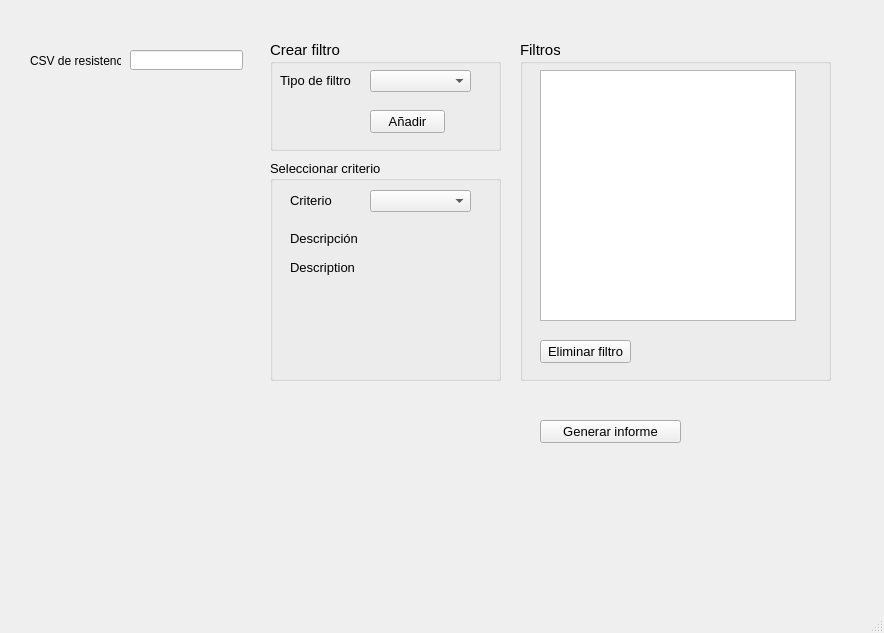
First picture: the form in src/gui/gui_components/main_window.ui, repository OmarKaempfer/sensibilidad-acumulada, before the edit.
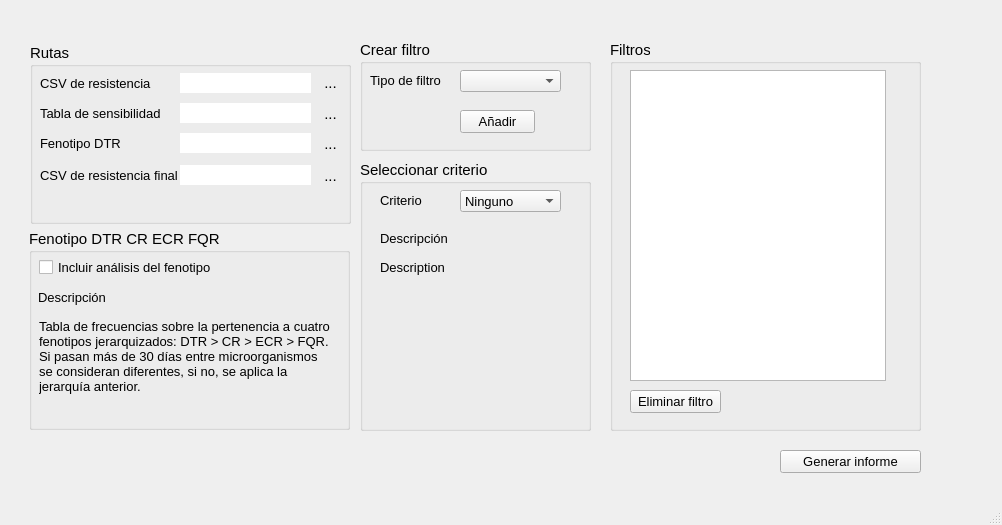
Second picture: the form after the edit.

Commit message: Add path input support

```diff
--- a/src/gui/gui_components/main_window.ui
+++ b/src/gui/gui_components/main_window.ui
@@ -6,41 +6,18 @@
    <rect>
     <x>0</x>
     <y>0</y>
-    <width>884</width>
-    <height>633</height>
+    <width>1002</width>
+    <height>525</height>
    </rect>
   </property>
   <property name="windowTitle">
    <string>MainWindow</string>
   </property>
   <widget class="QWidget" name="centralwidget">
-   <widget class="QLabel" name="label">
-    <property name="geometry">
-     <rect>
-      <x>30</x>
-      <y>50</y>
-      <width>91</width>
-      <height>21</height>
-     </rect>
-    </property>
-    <property name="text">
-     <string>CSV de resistencia</string>
-    </property>
-   </widget>
-   <widget class="QLineEdit" name="lineEdit">
-    <property name="geometry">
-     <rect>
-      <x>130</x>
-      <y>50</y>
-      <width>113</width>
-      <height>20</height>
-     </rect>
-    </property>
-   </widget>
    <widget class="QGroupBox" name="groupBox">
     <property name="geometry">
      <rect>
-      <x>270</x>
+      <x>360</x>
       <y>40</y>
       <width>231</width>
       <height>111</height>
@@ -99,13 +76,18 @@
        <height>22</height>
       </rect>
      </property>
+     <property name="font">
+      <font>
+       <pointsize>10</pointsize>
+      </font>
+     </property>
     </widget>
    </widget>
    <widget class="QPushButton" name="report_generation_button">
     <property name="geometry">
      <rect>
-      <x>540</x>
-      <y>420</y>
+      <x>780</x>
+      <y>450</y>
       <width>141</width>
       <height>23</height>
      </rect>
@@ -122,10 +104,10 @@
    <widget class="QGroupBox" name="groupBox_2">
     <property name="geometry">
      <rect>
-      <x>520</x>
+      <x>610</x>
       <y>40</y>
       <width>311</width>
-      <height>341</height>
+      <height>391</height>
      </rect>
     </property>
     <property name="font">
@@ -142,7 +124,7 @@
        <x>20</x>
        <y>30</y>
        <width>256</width>
-       <height>251</height>
+       <height>311</height>
       </rect>
      </property>
      <property name="font">
@@ -155,7 +137,7 @@
      <property name="geometry">
       <rect>
        <x>20</x>
-       <y>300</y>
+       <y>350</y>
        <width>91</width>
        <height>23</height>
       </rect>
@@ -173,15 +155,15 @@
    <widget class="QGroupBox" name="groupBox_3">
     <property name="geometry">
      <rect>
-      <x>270</x>
+      <x>360</x>
       <y>160</y>
       <width>231</width>
-      <height>221</height>
+      <height>271</height>
      </rect>
     </property>
     <property name="font">
      <font>
-      <pointsize>10</pointsize>
+      <pointsize>11</pointsize>
      </font>
     </property>
     <property name="title">
@@ -196,6 +178,11 @@
        <height>21</height>
       </rect>
      </property>
+     <property name="font">
+      <font>
+       <pointsize>10</pointsize>
+      </font>
+     </property>
      <property name="text">
       <string>Criterio</string>
      </property>
@@ -209,6 +196,31 @@
        <height>22</height>
       </rect>
      </property>
+     <property name="font">
+      <font>
+       <pointsize>10</pointsize>
+      </font>
+     </property>
+     <item>
+      <property name="text">
+       <string>Ninguno</string>
+      </property>
+     </item>
+     <item>
+      <property name="text">
+       <string>Primero</string>
+      </property>
+     </item>
+     <item>
+      <property name="text">
+       <string>Segundo</string>
+      </property>
+     </item>
+     <item>
+      <property name="text">
+       <string>Tercero</string>
+      </property>
+     </item>
     </widget>
     <widget class="QLabel" name="description_label">
      <property name="geometry">
@@ -219,6 +231,11 @@
        <height>16</height>
       </rect>
      </property>
+     <property name="font">
+      <font>
+       <pointsize>10</pointsize>
+      </font>
+     </property>
      <property name="text">
       <string>Descripción</string>
      </property>
@@ -229,20 +246,344 @@
        <x>20</x>
        <y>100</y>
        <width>191</width>
-       <height>101</height>
+       <height>141</height>
       </rect>
      </property>
+     <property name="font">
+      <font>
+       <pointsize>10</pointsize>
+      </font>
+     </property>
      <property name="text">
       <string>Description </string>
      </property>
      <property name="alignment">
-      <set>Qt::AlignJustify|Qt::AlignTop</set>
+      <set>Qt::AlignLeading|Qt::AlignLeft|Qt::AlignTop</set>
      </property>
      <property name="wordWrap">
       <bool>true</bool>
      </property>
     </widget>
    </widget>
+   <widget class="QGroupBox" name="groupBox_4">
+    <property name="geometry">
+     <rect>
+      <x>30</x>
+      <y>43</y>
+      <width>321</width>
+      <height>181</height>
+     </rect>
+    </property>
+    <property name="font">
+     <font>
+      <pointsize>11</pointsize>
+     </font>
+    </property>
+    <property name="title">
+     <string>Rutas</string>
+    </property>
+    <widget class="QLineEdit" name="initial_csv_path_input">
+     <property name="geometry">
+      <rect>
+       <x>150</x>
+       <y>30</y>
+       <width>131</width>
+       <height>20</height>
+      </rect>
+     </property>
+     <property name="font">
+      <font>
+       <pointsize>8</pointsize>
+      </font>
+     </property>
+     <property name="frame">
+      <bool>false</bool>
+     </property>
+     <property name="readOnly">
+      <bool>true</bool>
+     </property>
+    </widget>
+    <widget class="QLabel" name="label">
+     <property name="geometry">
+      <rect>
+       <x>10</x>
+       <y>30</y>
+       <width>121</width>
+       <height>21</height>
+      </rect>
+     </property>
+     <property name="font">
+      <font>
+       <pointsize>10</pointsize>
+      </font>
+     </property>
+     <property name="text">
+      <string>CSV de resistencia</string>
+     </property>
+    </widget>
+    <widget class="QLabel" name="label_2">
+     <property name="geometry">
+      <rect>
+       <x>10</x>
+       <y>60</y>
+       <width>121</width>
+       <height>21</height>
+      </rect>
+     </property>
+     <property name="font">
+      <font>
+       <pointsize>10</pointsize>
+      </font>
+     </property>
+     <property name="text">
+      <string>Tabla de sensibilidad</string>
+     </property>
+    </widget>
+    <widget class="QLineEdit" name="sensibility_table_path_input">
+     <property name="geometry">
+      <rect>
+       <x>150</x>
+       <y>60</y>
+       <width>131</width>
+       <height>20</height>
+      </rect>
+     </property>
+     <property name="font">
+      <font>
+       <pointsize>8</pointsize>
+      </font>
+     </property>
+     <property name="frame">
+      <bool>false</bool>
+     </property>
+     <property name="readOnly">
+      <bool>true</bool>
+     </property>
+    </widget>
+    <widget class="QLabel" name="label_3">
+     <property name="geometry">
+      <rect>
+       <x>10</x>
+       <y>90</y>
+       <width>101</width>
+       <height>21</height>
+      </rect>
+     </property>
+     <property name="font">
+      <font>
+       <pointsize>10</pointsize>
+      </font>
+     </property>
+     <property name="text">
+      <string>Fenotipo DTR</string>
+     </property>
+    </widget>
+    <widget class="QLineEdit" name="dtr_fenotype_path_input">
+     <property name="geometry">
+      <rect>
+       <x>150</x>
+       <y>90</y>
+       <width>131</width>
+       <height>20</height>
+      </rect>
+     </property>
+     <property name="font">
+      <font>
+       <pointsize>8</pointsize>
+      </font>
+     </property>
+     <property name="frame">
+      <bool>false</bool>
+     </property>
+     <property name="readOnly">
+      <bool>true</bool>
+     </property>
+    </widget>
+    <widget class="QLabel" name="label_4">
+     <property name="geometry">
+      <rect>
+       <x>10</x>
+       <y>122</y>
+       <width>151</width>
+       <height>21</height>
+      </rect>
+     </property>
+     <property name="font">
+      <font>
+       <pointsize>10</pointsize>
+      </font>
+     </property>
+     <property name="text">
+      <string>CSV de resistencia final</string>
+     </property>
+    </widget>
+    <widget class="QLineEdit" name="final_csv_path_input">
+     <property name="geometry">
+      <rect>
+       <x>150</x>
+       <y>122</y>
+       <width>131</width>
+       <height>20</height>
+      </rect>
+     </property>
+     <property name="font">
+      <font>
+       <pointsize>8</pointsize>
+      </font>
+     </property>
+     <property name="frame">
+      <bool>false</bool>
+     </property>
+     <property name="readOnly">
+      <bool>true</bool>
+     </property>
+    </widget>
+    <widget class="QToolButton" name="csv_resistance_path_button">
+     <property name="geometry">
+      <rect>
+       <x>290</x>
+       <y>29</y>
+       <width>21</width>
+       <height>21</height>
+      </rect>
+     </property>
+     <property name="focusPolicy">
+      <enum>Qt::TabFocus</enum>
+     </property>
+     <property name="text">
+      <string>...</string>
+     </property>
+     <property name="autoRaise">
+      <bool>true</bool>
+     </property>
+    </widget>
+    <widget class="QToolButton" name="sensibility_table_path_button">
+     <property name="geometry">
+      <rect>
+       <x>290</x>
+       <y>60</y>
+       <width>21</width>
+       <height>21</height>
+      </rect>
+     </property>
+     <property name="text">
+      <string>...</string>
+     </property>
+     <property name="autoRaise">
+      <bool>true</bool>
+     </property>
+    </widget>
+    <widget class="QToolButton" name="dtr_fenotype_button">
+     <property name="geometry">
+      <rect>
+       <x>290</x>
+       <y>90</y>
+       <width>21</width>
+       <height>21</height>
+      </rect>
+     </property>
+     <property name="text">
+      <string>...</string>
+     </property>
+     <property name="autoRaise">
+      <bool>true</bool>
+     </property>
+    </widget>
+    <widget class="QToolButton" name="final_csv_path_button">
+     <property name="geometry">
+      <rect>
+       <x>290</x>
+       <y>122</y>
+       <width>21</width>
+       <height>21</height>
+      </rect>
+     </property>
+     <property name="text">
+      <string>...</string>
+     </property>
+     <property name="autoRaise">
+      <bool>true</bool>
+     </property>
+    </widget>
+   </widget>
+   <widget class="QGroupBox" name="groupBox_5">
+    <property name="geometry">
+     <rect>
+      <x>29</x>
+      <y>229</y>
+      <width>321</width>
+      <height>201</height>
+     </rect>
+    </property>
+    <property name="font">
+     <font>
+      <pointsize>11</pointsize>
+     </font>
+    </property>
+    <property name="title">
+     <string>Fenotipo DTR CR ECR FQR</string>
+    </property>
+    <widget class="QLabel" name="dtr_description_text">
+     <property name="geometry">
+      <rect>
+       <x>10</x>
+       <y>90</y>
+       <width>291</width>
+       <height>101</height>
+      </rect>
+     </property>
+     <property name="font">
+      <font>
+       <pointsize>10</pointsize>
+      </font>
+     </property>
+     <property name="text">
+      <string>Tabla de frecuencias sobre la pertenencia a cuatro fenotipos jerarquizados: DTR &gt; CR &gt; ECR &gt; FQR. Si pasan más de 30 días entre microorganismos se consideran diferentes, si no, se aplica la jerarquía anterior.</string>
+     </property>
+     <property name="alignment">
+      <set>Qt::AlignLeading|Qt::AlignLeft|Qt::AlignTop</set>
+     </property>
+     <property name="wordWrap">
+      <bool>true</bool>
+     </property>
+    </widget>
+    <widget class="QCheckBox" name="dtr_fenotype_checkbox">
+     <property name="geometry">
+      <rect>
+       <x>10</x>
+       <y>30</y>
+       <width>201</width>
+       <height>17</height>
+      </rect>
+     </property>
+     <property name="font">
+      <font>
+       <pointsize>10</pointsize>
+      </font>
+     </property>
+     <property name="text">
+      <string>Incluir análisis del fenotipo</string>
+     </property>
+    </widget>
+    <widget class="QLabel" name="dtr_description_label">
+     <property name="geometry">
+      <rect>
+       <x>9</x>
+       <y>60</y>
+       <width>71</width>
+       <height>16</height>
+      </rect>
+     </property>
+     <property name="font">
+      <font>
+       <pointsize>10</pointsize>
+      </font>
+     </property>
+     <property name="text">
+      <string>Descripción</string>
+     </property>
+    </widget>
+   </widget>
   </widget>
   <widget class="QMenuBar" name="menubar">
    <property name="geometry">
```
Left out of the diff: 2 changed lines with no effect on the pictures. The commit also changes 13 other files.
